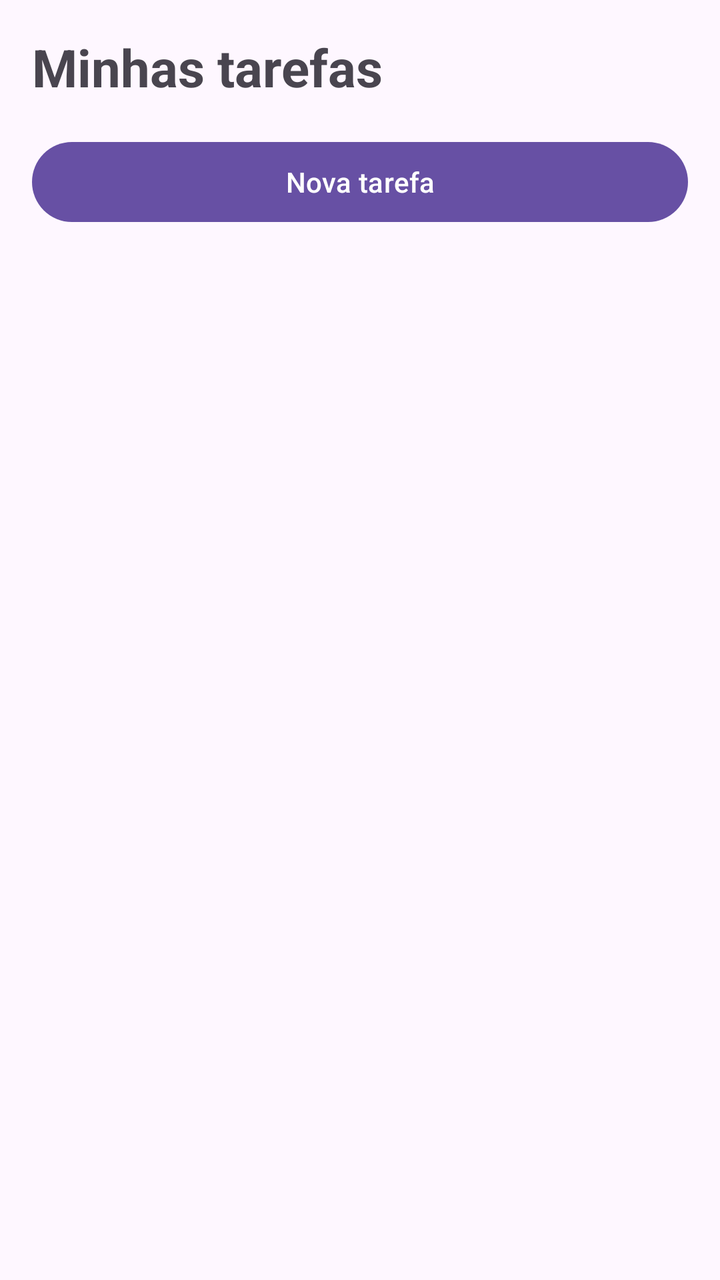
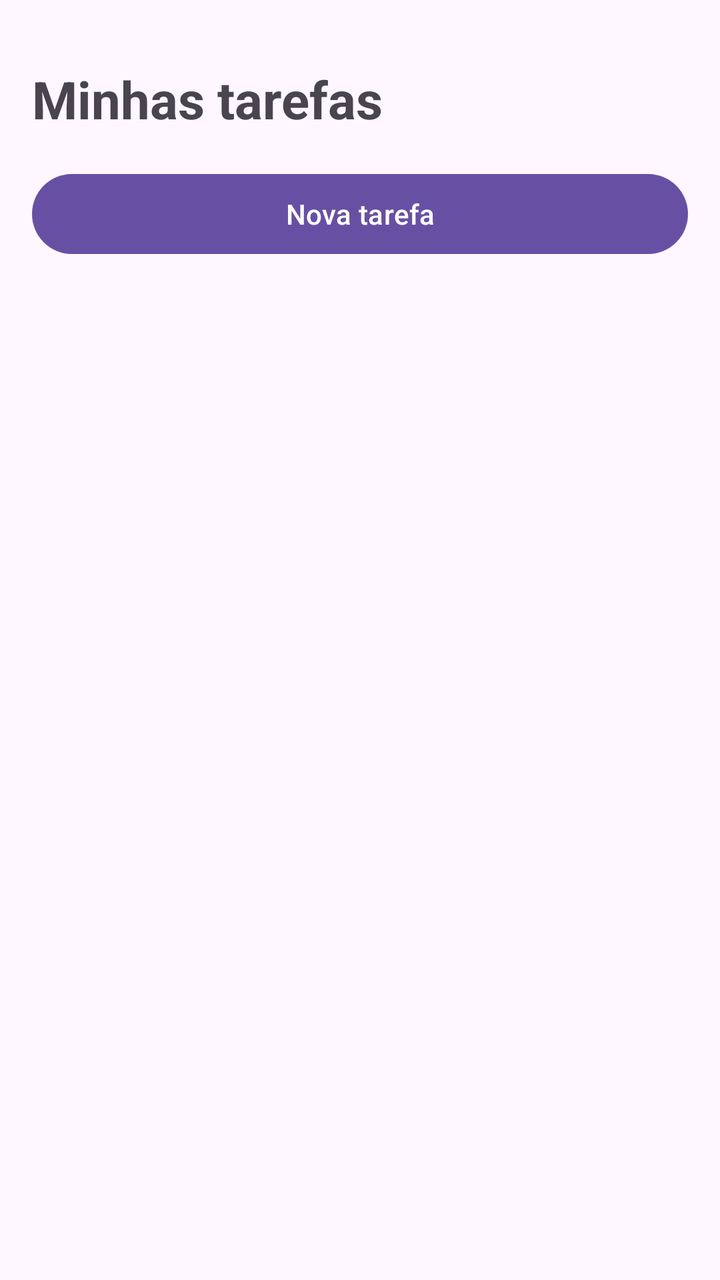

An Android layout rendered at two revisions. The XML below is the earlier revision; the diff shows what the commit changed to produce the second picture.
<!-- AndroidManifest.xml: application theme Theme.LembraAi -->
<!-- res/layout/activity_lista.xml -->
<LinearLayout
    xmlns:android="http://schemas.android.com/apk/res/android"
    android:layout_width="match_parent"
    android:layout_height="match_parent"
    android:orientation="vertical"
    android:padding="16dp">

    <TextView
        android:layout_width="match_parent"
        android:layout_height="wrap_content"
        android:text="Minhas tarefas"
        android:textSize="26sp"
        android:textStyle="bold"
        android:layout_marginBottom="16dp" />

    <Button
        android:id="@+id/btnNovaTarefa"
        android:layout_width="match_parent"
        android:layout_height="wrap_content"
        android:text="Nova tarefa" />

    <ListView
        android:id="@+id/listaTarefas"
        android:layout_width="match_parent"
        android:layout_height="match_parent"
        android:layout_marginTop="12dp" />

</LinearLayout>
<!-- resources referenced by this layout -->
<resources>
  <style name="Theme.LembraAi" parent="Base.Theme.LembraAi" />
  <style name="Base.Theme.LembraAi" parent="Theme.Material3.DayNight" />
</resources>

<!-- the commit's change to res/layout/activity_lista.xml (unified diff, before → after) -->
@@ -11,7 +11,8 @@
         android:text="Minhas tarefas"
         android:textSize="26sp"
         android:textStyle="bold"
-        android:layout_marginBottom="16dp" />
+        android:layout_marginBottom="16dp"
+        android:layout_marginTop="16dp"/>
 
     <Button
         android:id="@+id/btnNovaTarefa"
<!-- resource entries referenced after the edit -->
@@ -1,6 +1,9 @@
 <!-- resources referenced by this layout -->
 <resources>
   <style name="Theme.LembraAi" parent="Base.Theme.LembraAi" />
-  <style name="Base.Theme.LembraAi" parent="Theme.Material3.DayNight" />
+  <style name="Base.Theme.LembraAi" parent="Theme.Material3.DayNight">
+          <item name="android:statusBarColor">?attr/colorSurface</item>
+          <item name="android:windowLightStatusBar">true</item>
+      </style>
 </resources>
 
